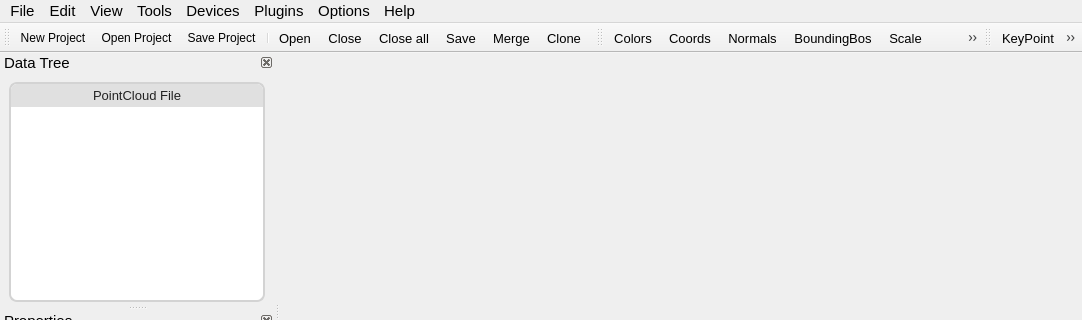
Libaocheng3811/PointWorks, file src/app/mainwindow.ui: the form before one commit; both pictures show x 0 to 1082 and y 0 to 320 of the 1300 by 845 pixel window.
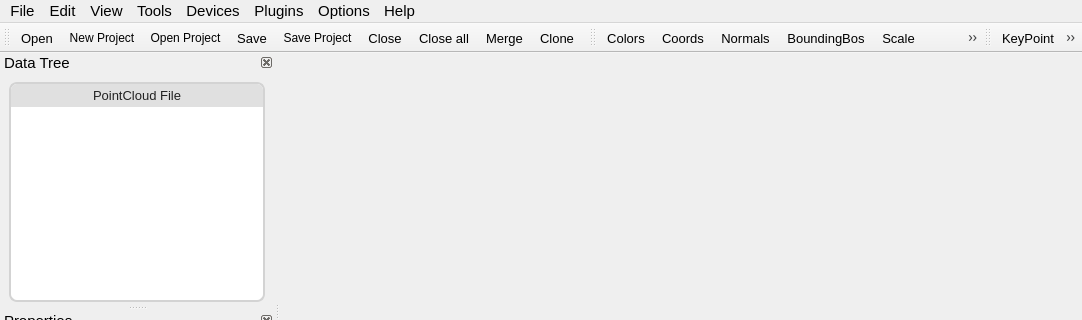
The form after the commit. Icons and pictures are not drawn. Custom widgets are drawn as their Qt base class.

What changed in the file:
```diff
--- a/src/app/mainwindow.ui
+++ b/src/app/mainwindow.ui
@@ -642,20 +642,22 @@
      <height>35</height>
     </size>
    </property>
+   <property name="toolButtonStyle">
+    <enum>Qt::ToolButtonIconOnly</enum>
+   </property>
    <attribute name="toolBarArea">
     <enum>TopToolBarArea</enum>
    </attribute>
    <attribute name="toolBarBreak">
     <bool>false</bool>
    </attribute>
+   <addaction name="actionOpen"/>
    <addaction name="actionNewProject"/>
    <addaction name="actionOpenProject"/>
+   <addaction name="actionSave"/>
    <addaction name="actionSaveProject"/>
-   <addaction name="separator"/>
-   <addaction name="actionOpen"/>
    <addaction name="actionClose"/>
    <addaction name="actionClose_All"/>
-   <addaction name="actionSave"/>
    <addaction name="actionMerge"/>
    <addaction name="actionClone"/>
   </widget>
```
Left out of the diff: 59 changed lines with no effect on the pictures.
